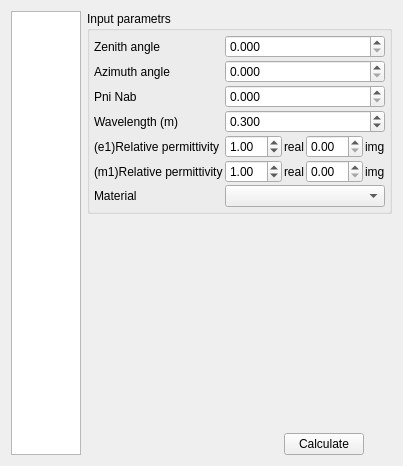
First picture: the form in ProjectX/calculatedialog.ui, repository asvitenkov/ProjectX, before the edit.
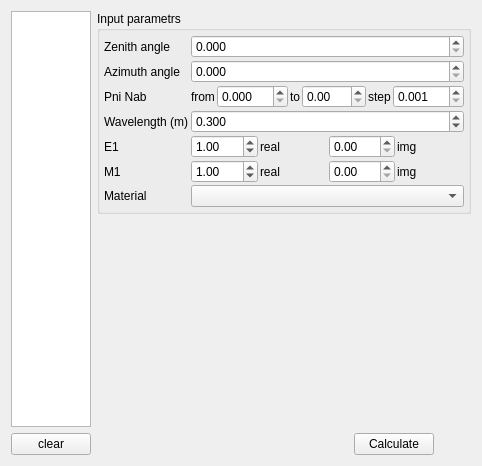
Second picture: the form after the edit.

Commit message: done calculate dialog

What changed in the file:
```diff
--- a/ProjectX/calculatedialog.ui
+++ b/ProjectX/calculatedialog.ui
@@ -6,7 +6,7 @@
    <rect>
     <x>0</x>
     <y>0</y>
-    <width>359</width>
+    <width>473</width>
     <height>466</height>
    </rect>
   </property>
@@ -24,6 +24,30 @@
        <item>
         <widget class="QTextBrowser" name="resultBrowser"/>
        </item>
+       <item>
+        <layout class="QHBoxLayout" name="horizontalLayout_6">
+         <item>
+          <spacer name="horizontalSpacer_2">
+           <property name="orientation">
+            <enum>Qt::Horizontal</enum>
+           </property>
+           <property name="sizeHint" stdset="0">
+            <size>
+             <width>40</width>
+             <height>20</height>
+            </size>
+           </property>
+          </spacer>
+         </item>
+         <item>
+          <widget class="QPushButton" name="btnClear">
+           <property name="text">
+            <string>clear</string>
+           </property>
+          </widget>
+         </item>
+        </layout>
+       </item>
       </layout>
      </item>
      <item>
@@ -32,13 +56,13 @@
         <widget class="QGroupBox" name="grpbxInputParam">
          <property name="minimumSize">
           <size>
-           <width>250</width>
+           <width>300</width>
            <height>0</height>
           </size>
          </property>
          <property name="maximumSize">
           <size>
-           <width>250</width>
+           <width>300</width>
            <height>16777215</height>
           </size>
          </property>
@@ -98,6 +122,9 @@
               <property name="decimals">
                <number>3</number>
               </property>
+              <property name="maximum">
+               <double>360.000000000000000</double>
+              </property>
               <property name="singleStep">
                <double>5.000000000000000</double>
               </property>
@@ -111,17 +138,65 @@
              </widget>
             </item>
             <item row="2" column="1">
-             <widget class="QDoubleSpinBox" name="dspnbxPhinab">
-              <property name="decimals">
-               <number>3</number>
-              </property>
-              <property name="maximum">
-               <double>360.000000000000000</double>
-              </property>
-              <property name="singleStep">
-               <double>5.000000000000000</double>
-              </property>
-             </widget>
+             <layout class="QHBoxLayout" name="horizontalLayout_5">
+              <item>
+               <widget class="QLabel" name="label_8">
+                <property name="text">
+                 <string>from</string>
+                </property>
+               </widget>
+              </item>
+              <item>
+               <widget class="QDoubleSpinBox" name="dspnbxPhinabFrom">
+                <property name="decimals">
+                 <number>3</number>
+                </property>
+                <property name="maximum">
+                 <double>180.000000000000000</double>
+                </property>
+                <property name="singleStep">
+                 <double>5.000000000000000</double>
+                </property>
+               </widget>
+              </item>
+              <item>
+               <widget class="QLabel" name="label_9">
+                <property name="text">
+                 <string>to</string>
+                </property>
+               </widget>
+              </item>
+              <item>
+               <widget class="QDoubleSpinBox" name="dspnbxPhinabTo">
+                <property name="maximum">
+                 <double>180.000000000000000</double>
+                </property>
+               </widget>
+              </item>
+              <item>
+               <widget class="QLabel" name="label_10">
+                <property name="text">
+                 <string>step</string>
+                </property>
+               </widget>
+              </item>
+              <item>
+               <widget class="QDoubleSpinBox" name="dspnbxPhinabStep">
+                <property name="decimals">
+                 <number>3</number>
+                </property>
+                <property name="minimum">
+                 <double>0.001000000000000</double>
+                </property>
+                <property name="maximum">
+                 <double>180.000000000000000</double>
+                </property>
+                <property name="value">
+                 <double>0.001000000000000</double>
+                </property>
+               </widget>
+              </item>
+             </layout>
             </item>
             <item row="3" column="0">
              <widget class="QLabel" name="label_7">
@@ -149,7 +224,7 @@
             <item row="4" column="0">
              <widget class="QLabel" name="lblRelPrmtE1">
               <property name="text">
-               <string>(e1)Relative permittivity</string>
+               <string>E1</string>
               </property>
              </widget>
             </item>
@@ -184,7 +259,7 @@
             <item row="5" column="0">
              <widget class="QLabel" name="lblRelPrmtM1">
               <property name="text">
-               <string>(m1)Relative permittivity</string>
+               <string>M1</string>
               </property>
              </widget>
             </item>
@@ -256,7 +331,7 @@
            </property>
            <property name="sizeHint" stdset="0">
             <size>
-             <width>170</width>
+             <width>220</width>
              <height>10</height>
             </size>
            </property>
```
The commit also changes 3 other files.
